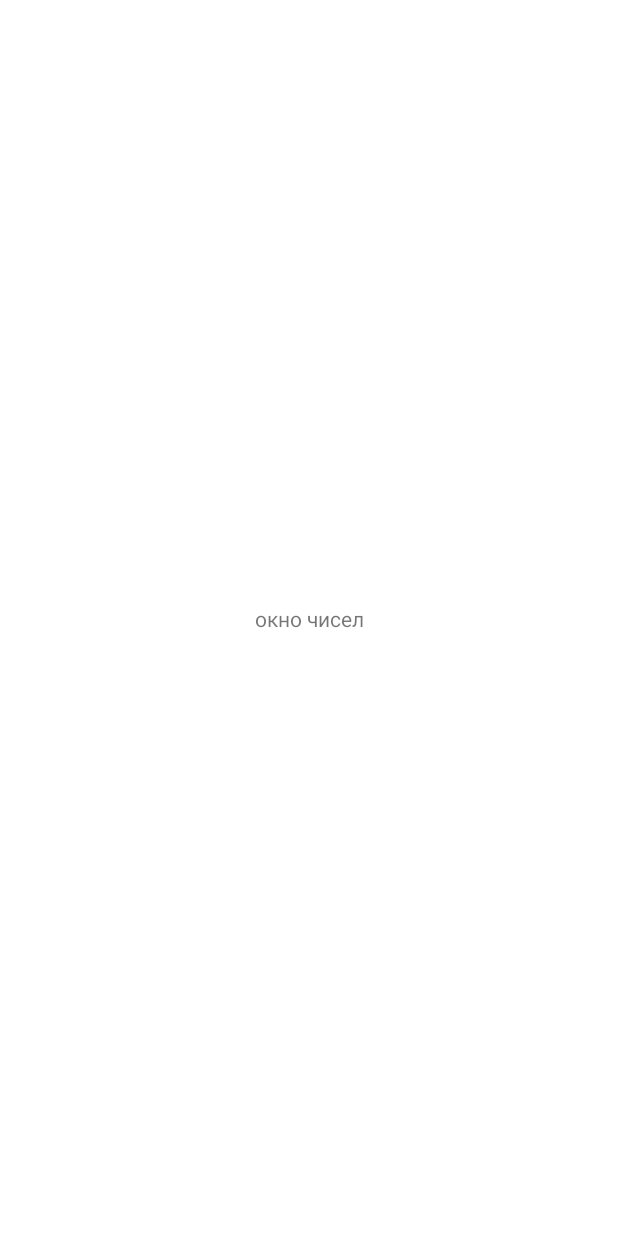
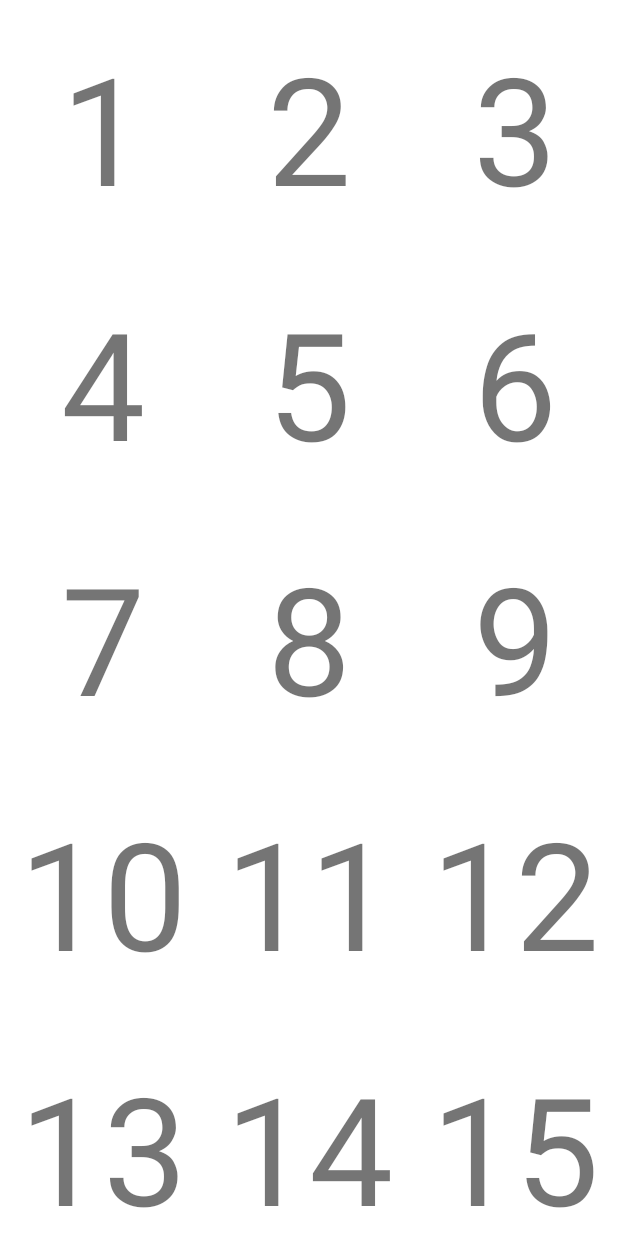
Before and after one commit to Ainaz10/MyFirstTestApp2, an Android app: the Activity_Numbers screen opened directly, with no data from a screen before it, on a phone screen of 412 x 824 dp. Before the commit the screen is almost empty. Run offline under Robolectric (Android 15) with nearby library versions, the phone set to English and light mode, and no system bars.

Commit message:
поправил функционал цифр

```diff
--- a/app/src/main/java/com/example/myfirsttestapp/Activity_Numbers.kt
+++ b/app/src/main/java/com/example/myfirsttestapp/Activity_Numbers.kt
@@ -2,10 +2,21 @@ package com.example.myfirsttestapp
 
 import androidx.appcompat.app.AppCompatActivity
 import android.os.Bundle
+import androidx.recyclerview.widget.GridLayoutManager
+import androidx.recyclerview.widget.RecyclerView
 
 class Activity_Numbers : AppCompatActivity() {
     override fun onCreate(savedInstanceState: Bundle?) {
         super.onCreate(savedInstanceState)
         setContentView(R.layout.activity_numbers)
+
+        val numberList: List<Int> = listOf(1, 2, 3, 4, 5, 6, 7, 8, 9, 10, 11, 12, 13, 14, 15, 16, 17, 18, 19, 20)
+
+
+        val numbersRecyclerView: RecyclerView = findViewById(R.id.number_recycler_view)
+        numbersRecyclerView.layoutManager =
+            GridLayoutManager(this, 3, GridLayoutManager.VERTICAL, false)
+
+        numbersRecyclerView.adapter = NumbersAdapter(numberList)
     }
 }
--- a/app/src/main/java/com/example/myfirsttestapp/LettersViewHolder.kt
+++ b/app/src/main/java/com/example/myfirsttestapp/LettersViewHolder.kt
@@ -1,11 +1,11 @@
 package com.example.myfirsttestapp
 
 import android.view.View
-import android.widget.Button
+
 import android.widget.TextView
-import android.widget.Toast
+
 import androidx.recyclerview.widget.RecyclerView
-import com.example.myfirsttestapp.R
+
 
 class LettersViewHolder(itemView: View) : RecyclerView.ViewHolder(itemView) {
 
--- /dev/null
+++ b/app/src/main/java/com/example/myfirsttestapp/Numbers.kt
@@ -0,0 +1,5 @@
+package com.example.myfirsttestapp
+
+data class Numbers (
+    val number: Int
+        )
--- /dev/null
+++ b/app/src/main/java/com/example/myfirsttestapp/NumbersAdapter.kt
@@ -0,0 +1,27 @@
+package com.example.myfirsttestapp
+
+import android.view.LayoutInflater
+import android.view.ViewGroup
+import androidx.recyclerview.widget.RecyclerView
+
+class NumbersAdapter(private val numberList: List<Int>) : RecyclerView.Adapter<NumbersViewHolder>() {
+    override fun onCreateViewHolder(parent: ViewGroup, viewType: Int): NumbersViewHolder {
+        val numberListItemView =
+            LayoutInflater.from(parent.context)
+                .inflate(R.layout.numbers_list_item, parent, false)
+
+        return NumbersViewHolder(numberListItemView)
+    }
+
+    override fun onBindViewHolder(holder: NumbersViewHolder, position: Int) {
+        val number = numberList[position]
+        holder.bind(number)
+    }
+
+    override fun getItemCount(): Int {
+        return numberList.size
+    }
+
+
+
+}
--- /dev/null
+++ b/app/src/main/java/com/example/myfirsttestapp/NumbersViewHolder.kt
@@ -0,0 +1,15 @@
+package com.example.myfirsttestapp
+
+import android.view.View
+import android.widget.TextView
+import androidx.recyclerview.widget.RecyclerView
+
+class NumbersViewHolder(itemView: View) : RecyclerView.ViewHolder(itemView) {
+
+    fun bind(number: Int) {
+
+        val numberTextView: TextView = itemView.findViewById(R.id.number_text_view)
+
+        numberTextView.text = number.toString()
+    }
+}
--- a/app/src/main/res/layout/activity_numbers.xml
+++ b/app/src/main/res/layout/activity_numbers.xml
@@ -4,15 +4,11 @@
     xmlns:tools="http://schemas.android.com/tools"
     android:layout_width="match_parent"
     android:layout_height="match_parent"
-    tools:context=".Activity_Numbers">
+    tools:context=".MainActivity">
 
-    <TextView
-        android:id="@+id/button_numb"
-        android:layout_width="wrap_content"
-        android:layout_height="wrap_content"
-        android:text="@string/win_numb"
-        app:layout_constraintBottom_toBottomOf="parent"
-        app:layout_constraintEnd_toEndOf="parent"
-        app:layout_constraintStart_toStartOf="parent"
-        app:layout_constraintTop_toTopOf="parent" />
+    <androidx.recyclerview.widget.RecyclerView
+        android:id="@+id/number_recycler_view"
+        android:layout_width="match_parent"
+        android:layout_height="match_parent"/>
+
 </androidx.constraintlayout.widget.ConstraintLayout>
--- /dev/null
+++ b/app/src/main/res/layout/numbers_list_item.xml
@@ -0,0 +1,21 @@
+<?xml version="1.0" encoding="utf-8"?>
+<androidx.constraintlayout.widget.ConstraintLayout xmlns:android="http://schemas.android.com/apk/res/android"
+    xmlns:app="http://schemas.android.com/apk/res-auto"
+    xmlns:tools="http://schemas.android.com/tools"
+    android:layout_width="wrap_content"
+    android:layout_height="wrap_content">
+
+        <TextView
+            android:gravity="center"
+            android:id="@+id/number_text_view"
+            android:layout_width="150dp"
+            android:layout_height="150dp"
+            android:layout_margin="10dp"
+            android:textSize="100sp"
+            app:layout_constraintBottom_toBottomOf="parent"
+            app:layout_constraintEnd_toEndOf="parent"
+            app:layout_constraintStart_toStartOf="parent"
+            app:layout_constraintTop_toTopOf="parent" />
+
+
+</androidx.constraintlayout.widget.ConstraintLayout>
```
